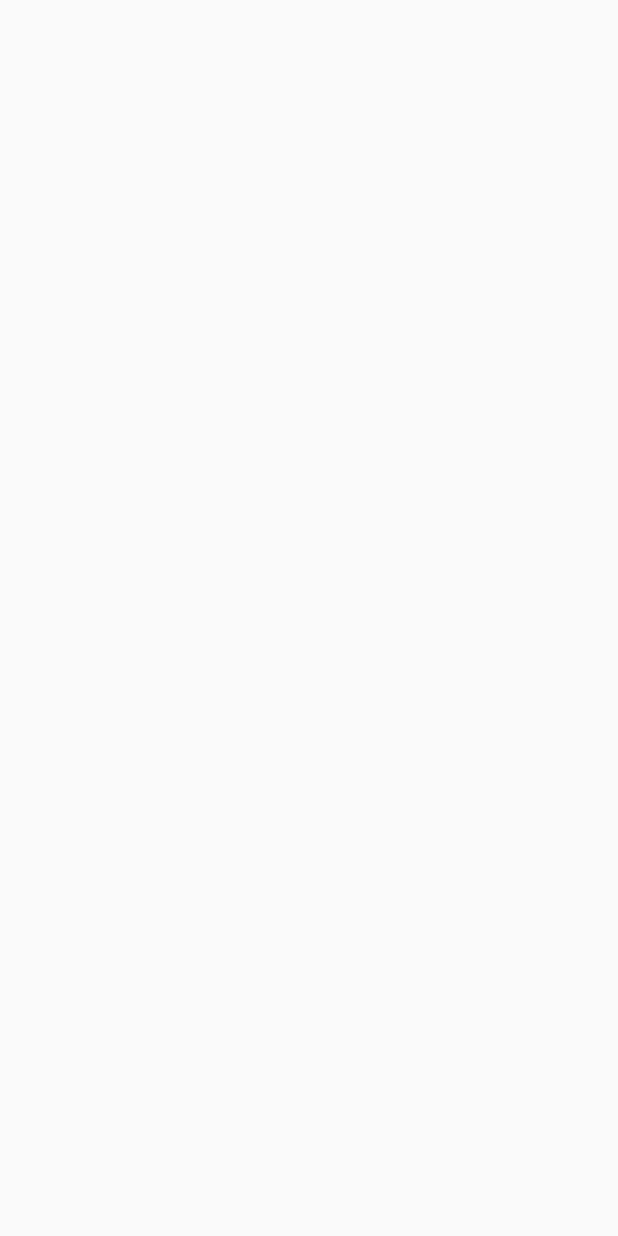
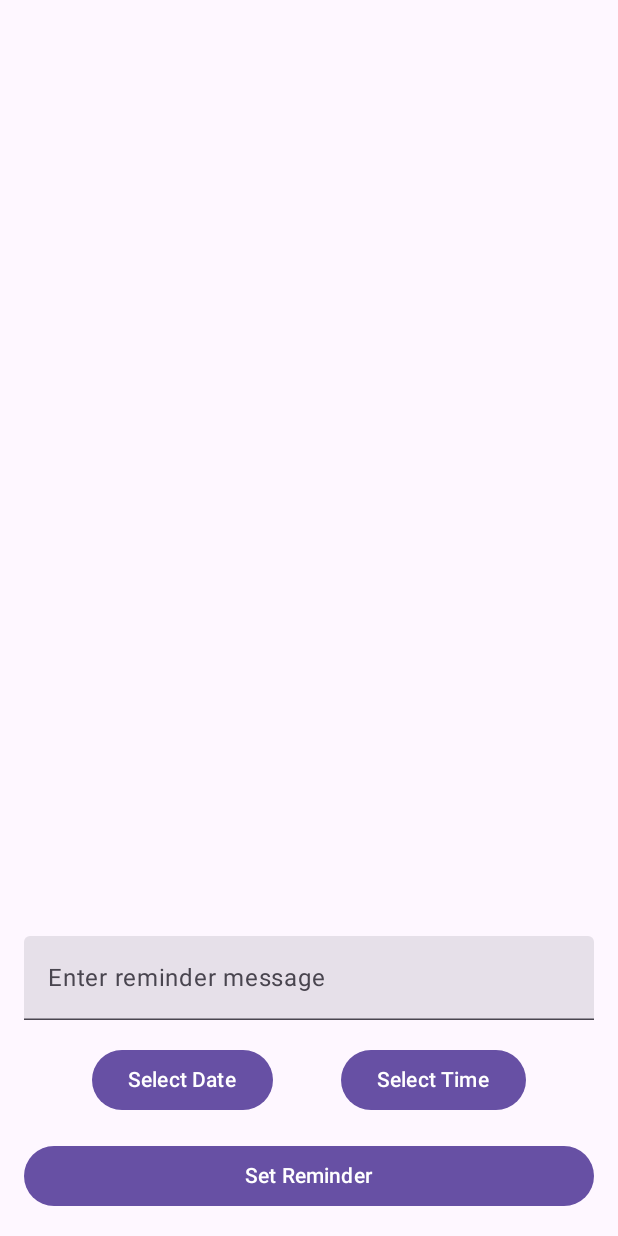
Before and after one commit to arien97/kay-reminder, an Android app built with Jetpack Compose: the screen it shows after launch (MainActivity), on a phone screen of 412 x 824 dp. Before the commit the screen is empty. Run offline under Robolectric (Android 15) with nearby library versions, the phone set to English and light mode, and no system bars.

Commit message:
created textfield, date and time buttons to display reminder, as well as snackbar message. Need to work on clearing message

```diff
--- a/app/src/main/java/com/example/hw3reminder/MainActivity.kt
+++ b/app/src/main/java/com/example/hw3reminder/MainActivity.kt
@@ -11,18 +11,158 @@ import androidx.compose.material3.Text
 import androidx.compose.runtime.Composable
 import androidx.compose.ui.Modifier
 import androidx.compose.ui.tooling.preview.Preview
-import com.example.hw3reminder.ui.theme.HW3ReminderTheme
+import android.app.DatePickerDialog
+import android.app.TimePickerDialog
+import android.widget.DatePicker
+import android.widget.TimePicker
+import androidx.compose.foundation.layout.*
+import androidx.compose.foundation.rememberScrollState
+import androidx.compose.foundation.verticalScroll
+import androidx.compose.material3.Button
+import androidx.compose.material3.SnackbarHost
+import androidx.compose.material3.SnackbarHostState
+import androidx.compose.material3.TextField
+import androidx.compose.runtime.*
+import androidx.compose.ui.Alignment
+import androidx.compose.ui.platform.LocalContext
+import androidx.compose.ui.text.input.TextFieldValue
+import androidx.compose.ui.unit.dp
+import java.util.*
 
 class MainActivity : ComponentActivity() {
     override fun onCreate(savedInstanceState: Bundle?) {
         super.onCreate(savedInstanceState)
         enableEdgeToEdge()
         setContent {
-
+            ReminderApp()
         }
     }
 }
+@Composable
+fun ReminderApp() {
+    var reminderMessage by remember { mutableStateOf(TextFieldValue("")) }
+    var selectedDate by remember { mutableStateOf("") }
+    var selectedTime by remember { mutableStateOf("") }
+    var showSnackbar by remember { mutableStateOf(false) }
+    var snackbarMessage by remember { mutableStateOf("") }
+    var reminders by remember { mutableStateOf(mutableListOf<String>()) }
+    val snackbarHostState = remember { SnackbarHostState() }
 
+    val context = LocalContext.current // this should get the current time and date
+    val calendar = Calendar.getInstance()
+
+    val datePickerDialog = DatePickerDialog(
+        context,
+        { _: DatePicker, year: Int, month: Int, dayOfMonth: Int ->
+            selectedDate = "$dayOfMonth/${month + 1}/$year"
+        },
+        calendar.get(Calendar.YEAR),
+        calendar.get(Calendar.MONTH),
+        calendar.get(Calendar.DAY_OF_MONTH)
+    )
+
+    val timePickerDialog = TimePickerDialog(
+        context,
+        { _: TimePicker, hourOfDay: Int, minute: Int ->
+            selectedTime = "$hourOfDay:$minute"
+        },
+        calendar.get(Calendar.HOUR_OF_DAY),
+        calendar.get(Calendar.MINUTE),
+        false
+    )
+
+    LaunchedEffect(showSnackbar) {
+        if (showSnackbar) {
+            snackbarHostState.showSnackbar(snackbarMessage)
+            showSnackbar = false
+        }
+    }
+
+    Scaffold(
+        snackbarHost = {
+            SnackbarHost(hostState = snackbarHostState)
+        }
+    ) { padding ->
+        Box(
+            modifier = Modifier
+                .fillMaxSize()
+                .padding(padding)
+        ) {
+            Column(
+                modifier = Modifier
+                    .fillMaxSize()
+                    .verticalScroll(rememberScrollState())
+                    .padding(16.dp)
+            ) {
+                reminders.forEach { reminder ->
+                    Text(text = reminder, modifier = Modifier.padding(vertical = 4.dp))
+                }
+            }
+
+            Column(
+                modifier = Modifier
+                    .align(Alignment.BottomCenter)
+                    .padding(16.dp)
+            ) {
+                TextField(
+                    value = reminderMessage,
+                    onValueChange = { reminderMessage = it },
+                    label = { Text("Enter reminder message") },
+                    modifier = Modifier.fillMaxWidth()
+                )
+
+                Spacer(modifier = Modifier.height(16.dp))
+
+                Row(
+                    modifier = Modifier.fillMaxWidth(),
+                    horizontalArrangement = Arrangement.SpaceEvenly
+                ) {
+                    Button(onClick = { datePickerDialog.show() }) {
+                        Text(text = "Select Date")
+                    }
+                    Button(onClick = { timePickerDialog.show() }) {
+                        Text(text = "Select Time")
+                    }
+                }
+
+                Spacer(modifier = Modifier.height(16.dp))
+
+                Button(
+                    onClick = {
+                        val currentCalendar = Calendar.getInstance()
+                        val selectedCalendar = Calendar.getInstance().apply {
+                            if (selectedDate.isNotEmpty() && selectedTime.isNotEmpty()) {
+                                val (day, month, year) = selectedDate.split("/").map { it.toInt() }
+                                val (hour, minute) = selectedTime.split(":").map { it.toInt() }
+                                set(year, month - 1, day, hour, minute)
+                            }
+                        }
+
+                        if (reminderMessage.text.isNotEmpty() &&
+                            selectedDate.isNotEmpty() &&
+                            selectedTime.isNotEmpty()
+                        ) {
+                            if (selectedCalendar.timeInMillis >= currentCalendar.timeInMillis) {
+                                reminders.add("Reminder: ${reminderMessage.text}, Date: $selectedDate, Time: $selectedTime")
+                                reminderMessage = TextFieldValue("")
+                                selectedDate = ""
+                                selectedTime = ""
+                                snackbarMessage = "Reminder has been set"
+                                showSnackbar = true
+                            } else {
+                                snackbarMessage = "Cannot set reminder, date or time has already passed"
+                                showSnackbar = true
+                            }
+                        }
+                    },
+                    modifier = Modifier.fillMaxWidth()
+                ) {
+                    Text(text = "Set Reminder")
+                }
+            }
+        }
+    }
+}
 
 @Preview(showBackground = true)
 @Composable
```
